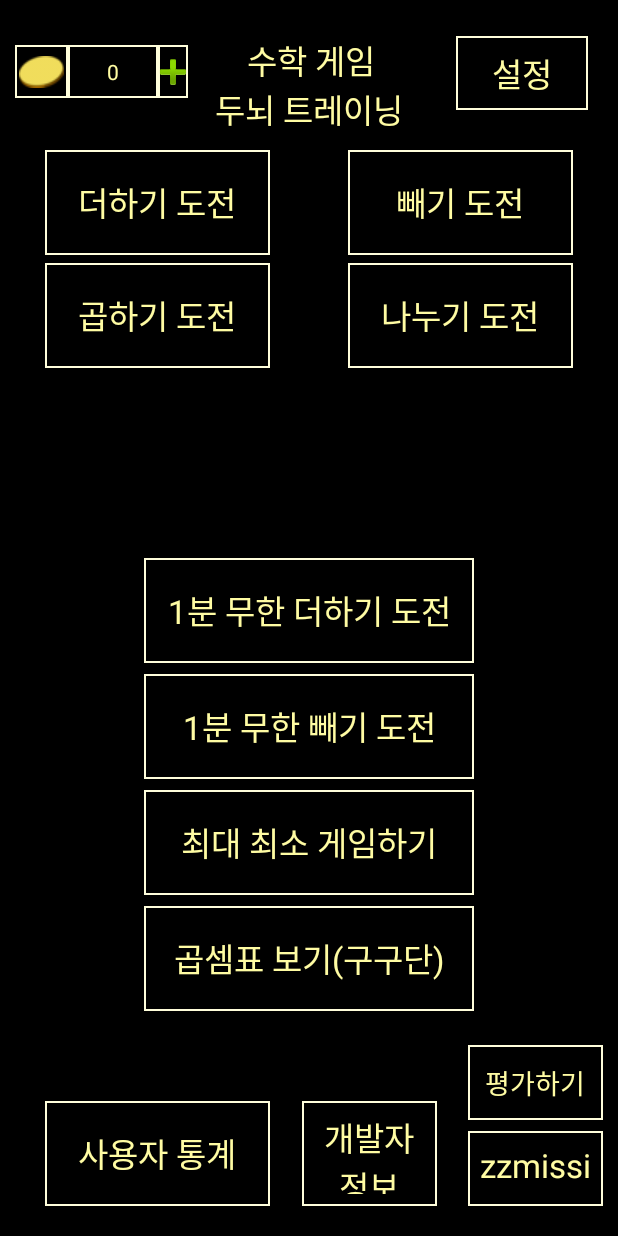
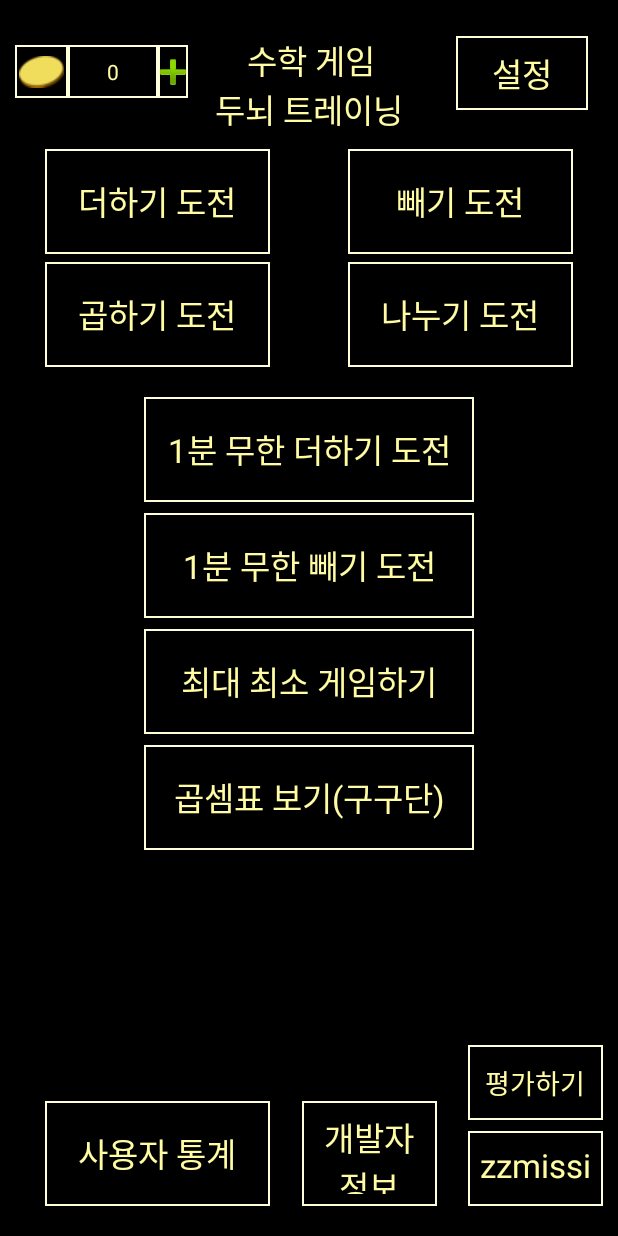
Before and after one commit to atomic0x90/Mere-Creation, an Android app: the screen it shows after launch (MainActivity), on a phone screen of 412 x 824 dp. Run offline under Robolectric (Android 15) with nearby library versions, the phone set to English and light mode, and no system bars.

Commit message:
Add dialog title message, Style main

```diff
--- a/android/MathGame/app/src/main/res/layout/activity_custom_dialog.xml
+++ b/android/MathGame/app/src/main/res/layout/activity_custom_dialog.xml
@@ -81,7 +81,7 @@
         android:layout_height="wrap_content"
         android:layout_marginTop="10dp"
         android:text="결과"
-        android:textAppearance="@style/TextAppearance.AppCompat.Display2"
+        android:textAppearance="@style/TextAppearance.AppCompat.Display1"
         android:textColor="@color/text"
         app:layout_constraintEnd_toEndOf="parent"
         app:layout_constraintStart_toStartOf="parent"
--- a/android/MathGame/app/src/main/res/layout/activity_main.xml
+++ b/android/MathGame/app/src/main/res/layout/activity_main.xml
@@ -49,19 +49,15 @@
         android:id="@+id/infiaddButton"
         android:layout_width="220dp"
         android:layout_height="70dp"
-        android:layout_marginStart="40dp"
-        android:layout_marginLeft="40dp"
-        android:layout_marginEnd="40dp"
-        android:layout_marginRight="40dp"
-        android:layout_marginBottom="7dp"
+        android:layout_marginTop="20dp"
         android:background="@drawable/button_style"
         android:text="1분 무한 더하기 도전"
         android:textAppearance="@style/TextAppearance.AppCompat.Large"
+
         android:textColor="@color/text"
-
-        app:layout_constraintBottom_toTopOf="@+id/infisubButton"
         app:layout_constraintEnd_toEndOf="parent"
-        app:layout_constraintStart_toStartOf="parent" />
+        app:layout_constraintStart_toStartOf="parent"
+        app:layout_constraintTop_toBottomOf="@+id/divideButton" />
 
     <TextView
         android:id="@+id/textView"
@@ -83,31 +79,29 @@
         android:layout_height="70dp"
         android:layout_marginStart="30dp"
         android:layout_marginLeft="30dp"
-        android:layout_marginTop="100dp"
+        android:layout_marginTop="10dp"
+        android:background="@drawable/button_style"
         android:text="더하기 도전"
+
         android:textAppearance="@style/TextAppearance.AppCompat.Large"
+        android:textColor="@color/text"
         app:layout_constraintStart_toStartOf="parent"
-        app:layout_constraintTop_toTopOf="parent"
-
-        android:background="@drawable/button_style"
-        android:textColor="@color/text"
-        />
+        app:layout_constraintTop_toBottomOf="@+id/textView" />
 
     <Button
         android:id="@+id/subButton"
         android:layout_width="150dp"
         android:layout_height="70dp"
-        android:layout_marginTop="100dp"
+        android:layout_marginTop="10dp"
         android:layout_marginEnd="30dp"
         android:layout_marginRight="30dp"
+        android:background="@drawable/button_style"
         android:text="빼기 도전"
+
         android:textAppearance="@style/TextAppearance.AppCompat.Large"
+        android:textColor="@color/text"
         app:layout_constraintEnd_toEndOf="parent"
-        app:layout_constraintTop_toTopOf="parent"
-
-        android:background="@drawable/button_style"
-        android:textColor="@color/text"
-        />
+        app:layout_constraintTop_toBottomOf="@+id/textView" />
 
     <Button
         android:id="@+id/multiButton"
@@ -145,56 +139,43 @@
         android:id="@+id/maxminButton"
         android:layout_width="220dp"
         android:layout_height="70dp"
-        android:layout_marginStart="40dp"
-        android:layout_marginLeft="40dp"
-        android:layout_marginEnd="40dp"
-        android:layout_marginRight="40dp"
-        android:layout_marginBottom="7dp"
+        android:layout_marginTop="7dp"
+        android:background="@drawable/button_style"
         android:text="최대 최소 게임하기"
         android:textAppearance="@style/TextAppearance.AppCompat.Large"
-        app:layout_constraintBottom_toTopOf="@+id/multitableButton"
+
+        android:textColor="@color/text"
         app:layout_constraintEnd_toEndOf="parent"
         app:layout_constraintStart_toStartOf="parent"
-
-        android:background="@drawable/button_style"
-        android:textColor="@color/text"
-        />
+        app:layout_constraintTop_toBottomOf="@+id/infisubButton" />
 
     <Button
         android:id="@+id/infisubButton"
         android:layout_width="220dp"
         android:layout_height="70dp"
-        android:layout_marginStart="40dp"
-        android:layout_marginLeft="40dp"
-        android:layout_marginEnd="40dp"
-        android:layout_marginRight="40dp"
-        android:layout_marginBottom="7dp"
+        android:layout_marginTop="7dp"
         android:background="@drawable/button_style"
         android:text="1분 무한 빼기 도전"
         android:textAppearance="@style/TextAppearance.AppCompat.Large"
+
         android:textColor="@color/text"
-        app:layout_constraintBottom_toTopOf="@+id/maxminButton"
-
         app:layout_constraintEnd_toEndOf="parent"
-        app:layout_constraintStart_toStartOf="parent" />
+        app:layout_constraintStart_toStartOf="parent"
+        app:layout_constraintTop_toBottomOf="@+id/infiaddButton" />
 
     <Button
         android:id="@+id/multitableButton"
         android:layout_width="220dp"
         android:layout_height="70dp"
-        android:layout_marginStart="40dp"
-        android:layout_marginLeft="40dp"
-        android:layout_marginEnd="40dp"
-        android:layout_marginRight="40dp"
-        android:layout_marginBottom="60dp"
+        android:layout_marginTop="7dp"
         android:background="@drawable/button_style"
         android:text="곱셈표 보기(구구단)"
+
         android:textAppearance="@style/TextAppearance.AppCompat.Large"
-
         android:textColor="@color/text"
-        app:layout_constraintBottom_toTopOf="@+id/developerButton"
         app:layout_constraintEnd_toEndOf="parent"
-        app:layout_constraintStart_toStartOf="parent" />
+        app:layout_constraintStart_toStartOf="parent"
+        app:layout_constraintTop_toBottomOf="@+id/maxminButton" />
 
     <Button
         android:id="@+id/statsButton"
```
Also changed, not shown: android/MathGame/app/src/main/java/atomic0x90/github/io/mathgame/CustomDialog.java (+27 -0 lines).
